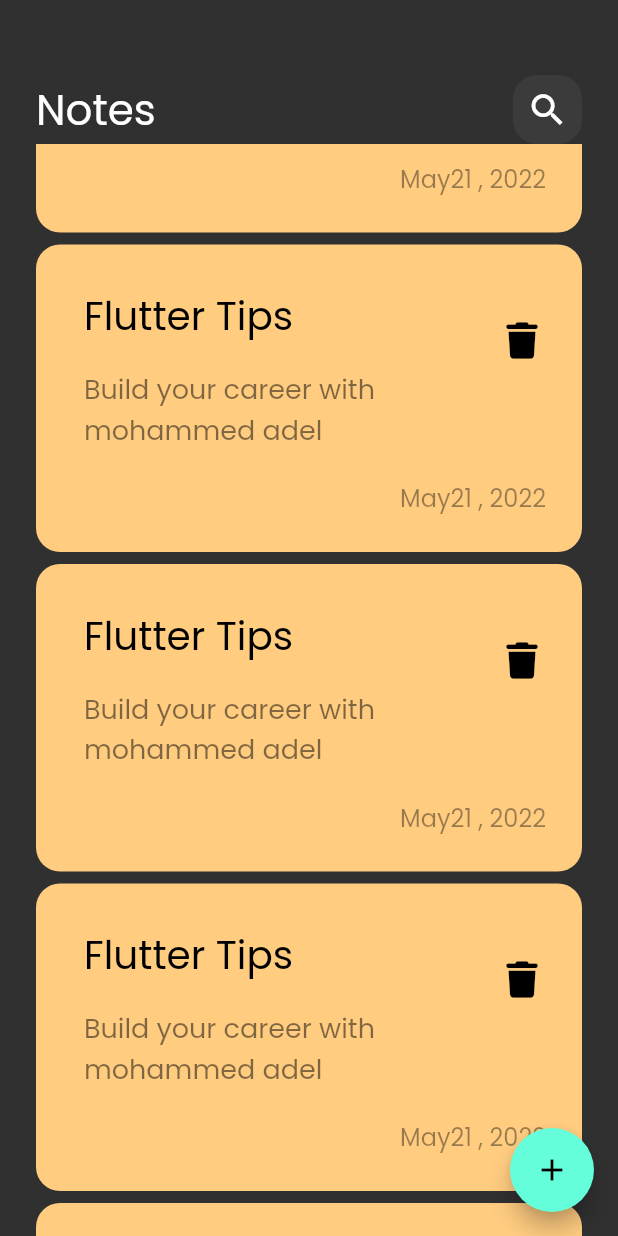
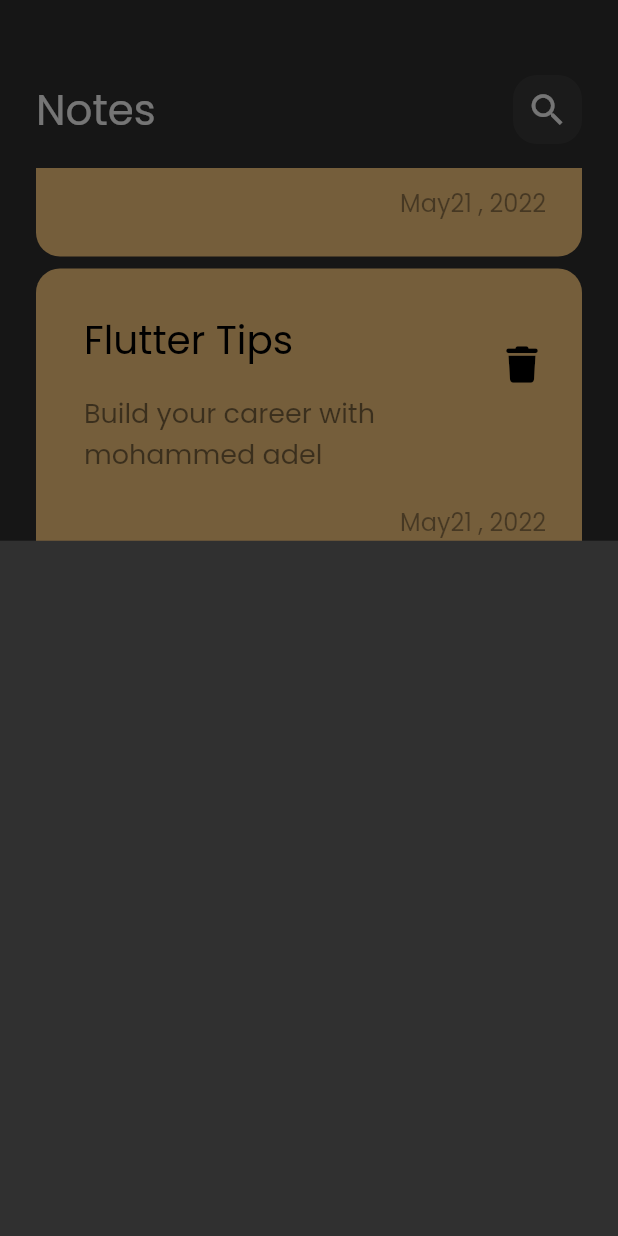
Before and after one commit to MohammedAdel1111/notes_app, a Flutter app: the screen it shows after launch, scrolled down 576 dp, after a tap on the "add" icon, on a phone screen of 412 x 824 dp. Run offline on Flutter 3.47's test engine with Material 2 defaults, Android fonts, the phone set to English and light mode, and no system bars; our stand-ins replace font_awesome_flutter.

Commit message:
show modal bottom sheet

```diff
--- a/lib/views/notes_view.dart
+++ b/lib/views/notes_view.dart
@@ -1,4 +1,5 @@
 import 'package:flutter/material.dart';
+import 'package:notes_app/widgets/add_note_bottom_sheet.dart';
 import 'package:notes_app/widgets/notes_view_body.dart';
 
 class NotesView extends StatelessWidget {
@@ -8,7 +9,13 @@ class NotesView extends StatelessWidget {
   Widget build(BuildContext context) {
     return Scaffold(
       floatingActionButton: FloatingActionButton(
-        onPressed: () {},
+        onPressed: () {
+          showModalBottomSheet(
+              context: context,
+              builder: (contex) {
+                return AddNoteBottomSheet();
+              });
+        },
         child: Icon(
           Icons.add,
         ),
--- /dev/null
+++ b/lib/widgets/add_note_bottom_sheet.dart
@@ -0,0 +1,10 @@
+import 'package:flutter/material.dart';
+
+class AddNoteBottomSheet extends StatelessWidget {
+  const AddNoteBottomSheet({super.key});
+
+  @override
+  Widget build(BuildContext context) {
+    return Container();
+  }
+}
--- a/lib/widgets/notes_list_view.dart
+++ b/lib/widgets/notes_list_view.dart
@@ -8,13 +8,17 @@ class NotesListView extends StatelessWidget {
   // ];
   @override
   Widget build(BuildContext context) {
-    return ListView.builder(
+    return Padding(
+      padding: const EdgeInsets.symmetric(vertical: 16),
+      child: ListView.builder(
+        padding: EdgeInsets.zero,
         itemBuilder: ((context, index) {
           return Padding(
             padding: const EdgeInsets.symmetric(vertical: 4),
             child: const NoteItem(),
           );
         }),
+      ),
     );
   }
 }
```
Lines whose indentation alone changed are shown as unchanged.
